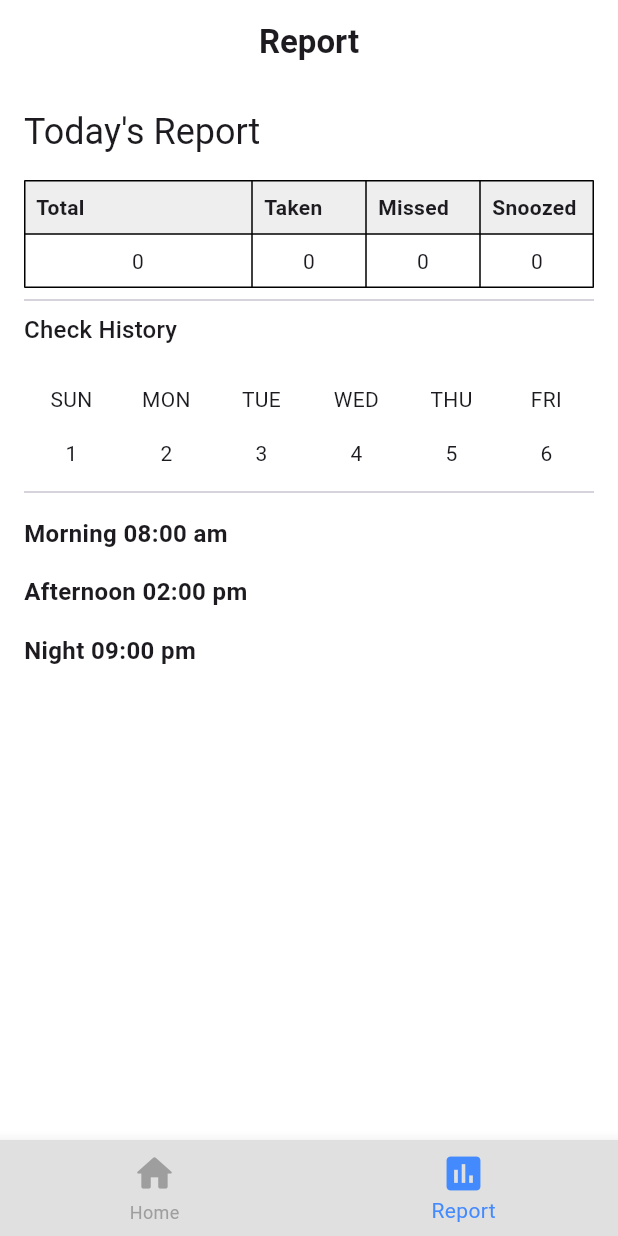
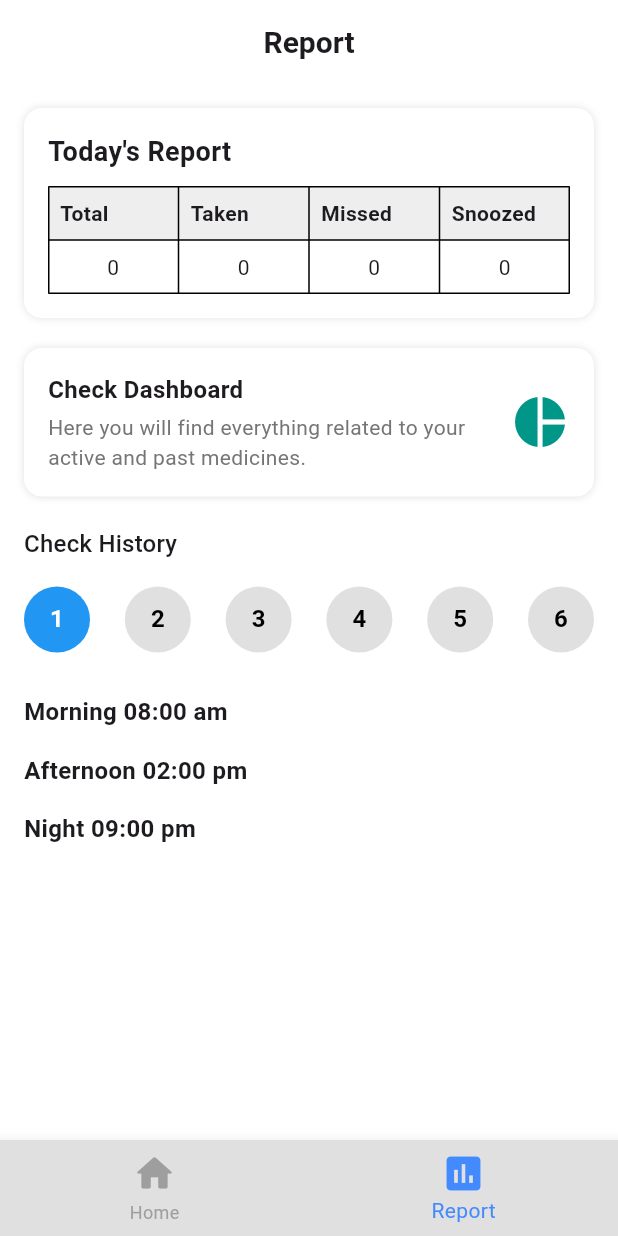
Before and after one commit to vikrant1811/Adhicine, a Flutter app: the screen it shows once a user with an empty profile is signed in, item 2 of the bottom bar chosen, on a phone screen of 412 x 824 dp. Run offline on Flutter 3.47's test engine with Material 3 defaults, Android fonts, the phone set to English and light mode, and no system bars; our stand-ins replace cloud_firestore, connectivity_plus, firebase_auth, firebase_core, firebase_messaging, flutter_slidable and 1 more; accounts and stored records are empty.

```diff
--- a/lib/core/services/connectivity_service.dart
+++ b/lib/core/services/connectivity_service.dart
@@ -3,17 +3,22 @@ import 'package:connectivity_plus/connectivity_plus.dart';
 class ConnectivityService {
   final Connectivity _connectivity = Connectivity();
 
-  // Stream for real-time connectivity changes
   Stream<bool> get connectionStatus {
-    return _connectivity.onConnectivityChanged.map((results) {
-      return results.contains(ConnectivityResult.mobile) ||
-          results.contains(ConnectivityResult.wifi);
-    });
+    return _connectivity.onConnectivityChanged
+        .asyncMap((results) => _isConnected(results));
   }
 
-  // Check current connection status
   Future<bool> checkConnection() async {
-    final results = await _connectivity.checkConnectivity();
+    try {
+      final results = await _connectivity.checkConnectivity();
+      return _isConnected(results);
+    } catch (e) {
+      print("Connection Error: $e");
+      return false;
+    }
+  }
+
+  bool _isConnected(List<ConnectivityResult> results) {
     return results.contains(ConnectivityResult.mobile) ||
         results.contains(ConnectivityResult.wifi);
   }
--- a/lib/features/home/medicine_list.dart
+++ b/lib/features/home/medicine_list.dart
@@ -29,7 +29,6 @@ class MedicineCard extends StatelessWidget {
     return Card(
       margin: EdgeInsets.symmetric(vertical: 8, horizontal: 16),
       child: ListTile(
-        // Display an initial representing the medicine type
         leading: CircleAvatar(
           backgroundColor: Colors.blue.shade300,
           child: Text(
--- a/lib/features/report/components/report_summary.dart
+++ b/lib/features/report/components/report_summary.dart
@@ -28,7 +28,7 @@ class ReportSummary extends StatelessWidget {
 
         return Table(
           columnWidths: const {
-            0: FlexColumnWidth(2),
+            0: FlexColumnWidth(1),
             1: FlexColumnWidth(1),
             2: FlexColumnWidth(1),
             3: FlexColumnWidth(1),
--- a/lib/features/report/report_screen.dart
+++ b/lib/features/report/report_screen.dart
@@ -34,27 +34,32 @@ class _ReportScreenState extends State<ReportScreen> {
     return Scaffold(
       backgroundColor: Colors.white,
       appBar: AppBar(
-          backgroundColor: Colors.white,
-          automaticallyImplyLeading: false,
-          centerTitle: true,
-          title: Text('Report',style: TextStyle(fontWeight: FontWeight.bold),)),
+        backgroundColor: Colors.white,
+        automaticallyImplyLeading: false,
+        centerTitle: true,
+        title: Text(
+          'Report',
+          style: TextStyle(fontWeight: FontWeight.bold, fontSize: 20),
+        ),
+        elevation: 0,
+      ),
       body: SingleChildScrollView(
         padding: EdgeInsets.all(16),
         child: Column(
           crossAxisAlignment: CrossAxisAlignment.start,
           children: [
-            Text("Today's Report", style: Theme.of(context).textTheme.headlineSmall),
-            SizedBox(height: 16),
-            ReportSummary(),
-            Divider(),
+            _buildReportSummary(),
+            SizedBox(height: 20),
+            _buildCheckDashboard(),
+            SizedBox(height: 20),
             Text("Check History", style: Theme.of(context).textTheme.titleMedium),
             SizedBox(height: 16),
             _buildCalendarTable(),
-            Divider(),
+            SizedBox(height: 20),
             StreamBuilder(
               stream: firestoreService.getMedicines(),
               builder: (context, snapshot) {
-                if (!snapshot.hasData) return CircularProgressIndicator();
+                if (!snapshot.hasData) return Center(child: CircularProgressIndicator());
                 return MedicineTimeline(medicines: snapshot.data!);
               },
             ),
@@ -68,24 +73,68 @@ class _ReportScreenState extends State<ReportScreen> {
     );
   }
 
+  Widget _buildReportSummary() {
+    return Container(
+      padding: EdgeInsets.all(16),
+      decoration: BoxDecoration(
+        color: Colors.white,
+        borderRadius: BorderRadius.circular(12),
+        boxShadow: [BoxShadow(color: Colors.black12, blurRadius: 4)],
+      ),
+      child: Column(
+        crossAxisAlignment: CrossAxisAlignment.start,
+        children: [
+          Text("Today's Report", style: TextStyle(fontSize: 18, fontWeight: FontWeight.bold)),
+          SizedBox(height: 10),
+          ReportSummary(),
+        ],
+      ),
+    );
+  }
+
+  Widget _buildCheckDashboard() {
+    return Container(
+      padding: EdgeInsets.all(16),
+      decoration: BoxDecoration(
+        color: Colors.white,
+        borderRadius: BorderRadius.circular(12),
+        boxShadow: [BoxShadow(color: Colors.black12, blurRadius: 4)],
+      ),
+      child: Row(
+        children: [
+          Expanded(
+            child: Column(
+              crossAxisAlignment: CrossAxisAlignment.start,
+              children: [
+                Text("Check Dashboard", style: TextStyle(fontSize: 16, fontWeight: FontWeight.bold)),
+                SizedBox(height: 4),
+                Text("Here you will find everything related to your active and past medicines.",
+                    style: TextStyle(fontSize: 14, color: Colors.grey[600])),
+              ],
+            ),
+          ),
+          Icon(Icons.pie_chart, color: Colors.teal, size: 40),
+        ],
+      ),
+    );
+  }
+
   Widget _buildCalendarTable() {
-    return Table(
-      children: [
-        TableRow(
-          children: ['SUN', 'MON', 'TUE', 'WED', 'THU', 'FRI']
-              .map((day) => Padding(
-            padding: EdgeInsets.all(8.0),
-            child: Text(day, textAlign: TextAlign.center),
-          ))
-              .toList(),
-        ),
-        TableRow(
-          children: List.generate(6, (index) => Padding(
-            padding: EdgeInsets.all(8.0),
-            child: Text('${index + 1}', textAlign: TextAlign.center),
-          )),
-        )
-      ],
+    return Row(
+      mainAxisAlignment: MainAxisAlignment.spaceBetween,
+      children: List.generate(6, (index) {
+        bool isSelected = index == 0;
+        return GestureDetector(
+          onTap: () {},
+          child: CircleAvatar(
+            radius: 22,
+            backgroundColor: isSelected ? Colors.blue : Colors.grey[300],
+            child: Text('${index + 1}',
+                style: TextStyle(
+                    color: isSelected ? Colors.white : Colors.black, fontWeight: FontWeight.bold)),
+          ),
+        );
+      }),
     );
   }
 }
--- a/lib/features/settings/settings_screen.dart
+++ b/lib/features/settings/settings_screen.dart
@@ -1,7 +1,6 @@
 import 'package:flutter/material.dart';
 import 'package:provider/provider.dart';
 import '../../core/services/auth_service.dart';
-import '../auth/sign_in_screen.dart';
 import './components/settings_section.dart';
 import './components/caretakers_grid.dart';
 import './components/device_connection.dart';
--- a/lib/features/widgets/network_dialog.dart
+++ b/lib/features/widgets/network_dialog.dart
@@ -4,16 +4,22 @@ class NetworkDialog extends StatelessWidget {
   @override
   Widget build(BuildContext context) {
     return AlertDialog(
-      title: Expanded(
-        child: Row(
-          children: [
-            Icon(Icons.wifi_off, color: Colors.red),
-            SizedBox(width: 10),
-            Text('No Internet Connection'),
-          ],
-        ),
+      title: Row(
+        mainAxisSize: MainAxisSize.min,
+        children: [
+          Icon(Icons.wifi_off, color: Colors.red),
+          SizedBox(width: 10),
+          Flexible(
+            child: Text(
+              'No Internet Connection',
+              overflow: TextOverflow.visible,
+            ),
+          ),
+        ],
       ),
-      content: Text('Please check your network connection and try again.'),
+      content: SingleChildScrollView(
+        child: Text('Please check your network connection and try again.'),
+      ),
       actions: [
         TextButton(
           child: Text('OK'),
@@ -21,6 +27,7 @@ class NetworkDialog extends StatelessWidget {
         ),
       ],
       shape: RoundedRectangleBorder(borderRadius: BorderRadius.circular(15)),
+      contentPadding: EdgeInsets.all(20), // Add padding
     );
   }
 }
```
Also changed, not shown: 1 other file.
